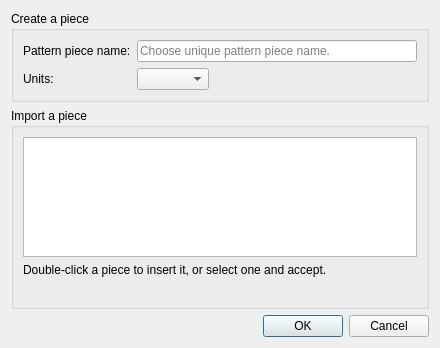
Qt form src/app/ostara/dialogs/dialognewpattern.ui (equinox-patterns/Ostara) before a commit.
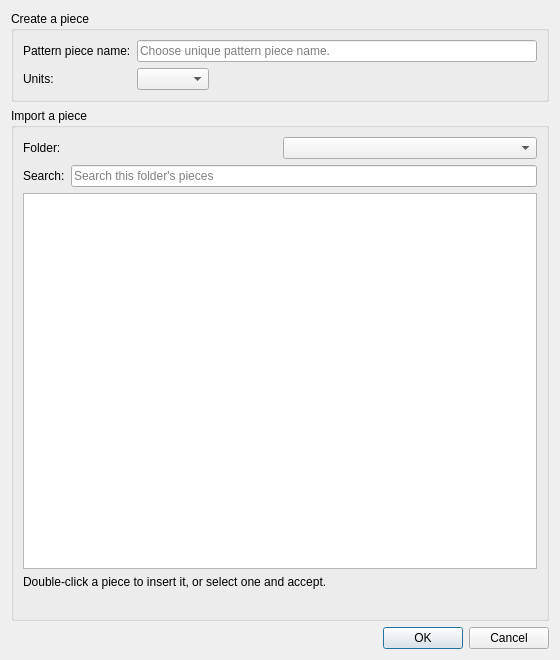
The same form after that commit. Icons and pictures are not drawn.

What changed in the file:
```diff
--- a/src/app/ostara/dialogs/dialognewpattern.ui
+++ b/src/app/ostara/dialogs/dialognewpattern.ui
@@ -9,8 +9,8 @@
    <rect>
     <x>0</x>
     <y>0</y>
-    <width>440</width>
-    <height>113</height>
+    <width>560</width>
+    <height>660</height>
    </rect>
   </property>
   <property name="windowTitle">
@@ -73,6 +73,41 @@
       <string>Import a piece</string>
      </property>
      <layout class="QVBoxLayout" name="importLayout">
+      <item>
+       <layout class="QHBoxLayout" name="folderRow">
+        <item>
+         <widget class="QLabel" name="labelFolder">
+          <property name="text">
+           <string>Folder:</string>
+          </property>
+         </widget>
+        </item>
+        <item>
+         <widget class="QComboBox" name="comboBoxFolder"/>
+        </item>
+       </layout>
+      </item>
+      <item>
+       <layout class="QHBoxLayout" name="searchRow">
+        <item>
+         <widget class="QLabel" name="labelSearch">
+          <property name="text">
+           <string>Search:</string>
+          </property>
+         </widget>
+        </item>
+        <item>
+         <widget class="QLineEdit" name="lineEditSearch">
+          <property name="clearButtonEnabled">
+           <bool>true</bool>
+          </property>
+          <property name="placeholderText">
+           <string>Search this folder's pieces</string>
+          </property>
+         </widget>
+        </item>
+       </layout>
+      </item>
       <item>
        <widget class="QListWidget" name="listPieces">
         <property name="alternatingRowColors">
@@ -81,7 +116,7 @@
         <property name="minimumSize">
          <size>
           <width>0</width>
-          <height>120</height>
+          <height>260</height>
          </size>
         </property>
        </widget>
```
Left out of the diff: 3 changed lines with no effect on the pictures.
